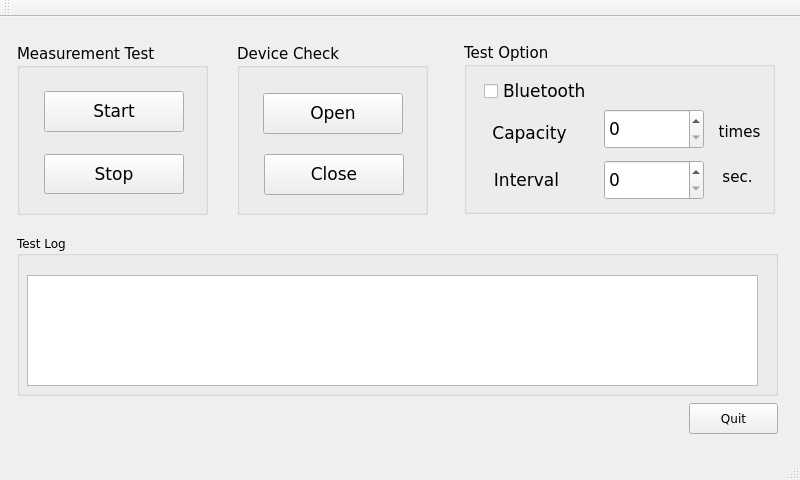
First picture: the form in mainwindow.ui, repository shnomad/Battery-Test, before the edit.
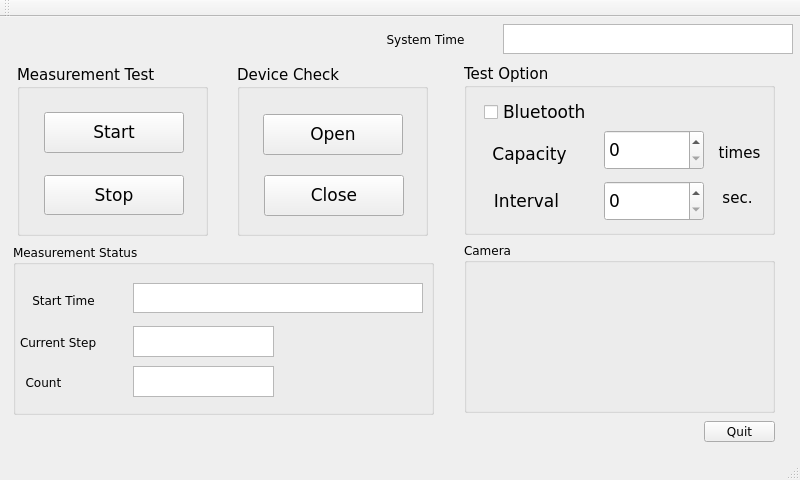
Second picture: the form after the edit.

Patch:
```diff
--- a/mainwindow.ui
+++ b/mainwindow.ui
@@ -19,21 +19,11 @@
    <string>MainWindow</string>
   </property>
   <widget class="QWidget" name="centralWidget">
-   <widget class="QTextEdit" name="textEdit">
-    <property name="geometry">
-     <rect>
-      <x>27</x>
-      <y>258</y>
-      <width>731</width>
-      <height>111</height>
-     </rect>
-    </property>
-   </widget>
    <widget class="QGroupBox" name="groupBox_2">
     <property name="geometry">
      <rect>
       <x>17</x>
-      <y>27</y>
+      <y>48</y>
       <width>191</width>
       <height>171</height>
      </rect>
@@ -88,7 +78,7 @@
     <property name="geometry">
      <rect>
       <x>237</x>
-      <y>27</y>
+      <y>48</y>
       <width>191</width>
       <height>171</height>
      </rect>
@@ -162,7 +152,7 @@
     <property name="geometry">
      <rect>
       <x>464</x>
-      <y>26</y>
+      <y>47</y>
       <width>311</width>
       <height>171</height>
      </rect>
@@ -313,29 +303,175 @@
    <widget class="QGroupBox" name="groupBox">
     <property name="geometry">
      <rect>
-      <x>17</x>
-      <y>218</y>
-      <width>761</width>
-      <height>161</height>
+      <x>13</x>
+      <y>227</y>
+      <width>421</width>
+      <height>171</height>
      </rect>
     </property>
     <property name="title">
-     <string>Test Log</string>
+     <string>Measurement Status</string>
     </property>
+    <widget class="QTextEdit" name="current_step">
+     <property name="geometry">
+      <rect>
+       <x>120</x>
+       <y>82</y>
+       <width>141</width>
+       <height>31</height>
+      </rect>
+     </property>
+     <property name="verticalScrollBarPolicy">
+      <enum>Qt::ScrollBarAlwaysOff</enum>
+     </property>
+     <property name="readOnly">
+      <bool>false</bool>
+     </property>
+    </widget>
+    <widget class="QTextEdit" name="measure_count">
+     <property name="geometry">
+      <rect>
+       <x>120</x>
+       <y>122</y>
+       <width>141</width>
+       <height>31</height>
+      </rect>
+     </property>
+     <property name="verticalScrollBarPolicy">
+      <enum>Qt::ScrollBarAlwaysOff</enum>
+     </property>
+     <property name="readOnly">
+      <bool>false</bool>
+     </property>
+    </widget>
+    <widget class="QLabel" name="Step">
+     <property name="geometry">
+      <rect>
+       <x>7</x>
+       <y>88</y>
+       <width>111</width>
+       <height>21</height>
+      </rect>
+     </property>
+     <property name="text">
+      <string>Current Step</string>
+     </property>
+     <property name="alignment">
+      <set>Qt::AlignLeading|Qt::AlignLeft|Qt::AlignVCenter</set>
+     </property>
+    </widget>
+    <widget class="QLabel" name="Count">
+     <property name="geometry">
+      <rect>
+       <x>-2</x>
+       <y>128</y>
+       <width>61</width>
+       <height>21</height>
+      </rect>
+     </property>
+     <property name="text">
+      <string> Count</string>
+     </property>
+     <property name="alignment">
+      <set>Qt::AlignCenter</set>
+     </property>
+    </widget>
+    <widget class="QLabel" name="Step_2">
+     <property name="geometry">
+      <rect>
+       <x>5</x>
+       <y>46</y>
+       <width>91</width>
+       <height>21</height>
+      </rect>
+     </property>
+     <property name="text">
+      <string>Start Time</string>
+     </property>
+     <property name="alignment">
+      <set>Qt::AlignCenter</set>
+     </property>
+    </widget>
+    <widget class="QTextEdit" name="start_time">
+     <property name="geometry">
+      <rect>
+       <x>120</x>
+       <y>39</y>
+       <width>290</width>
+       <height>30</height>
+      </rect>
+     </property>
+     <property name="verticalScrollBarPolicy">
+      <enum>Qt::ScrollBarAlwaysOff</enum>
+     </property>
+     <property name="readOnly">
+      <bool>false</bool>
+     </property>
+    </widget>
    </widget>
    <widget class="QPushButton" name="quit">
     <property name="geometry">
      <rect>
-      <x>689</x>
-      <y>386</y>
-      <width>89</width>
-      <height>31</height>
+      <x>704</x>
+      <y>404</y>
+      <width>71</width>
+      <height>21</height>
      </rect>
     </property>
+    <property name="font">
+     <font>
+      <pointsize>9</pointsize>
+     </font>
+    </property>
     <property name="text">
      <string>Quit</string>
     </property>
    </widget>
+   <widget class="QLabel" name="label_system_time">
+    <property name="geometry">
+     <rect>
+      <x>370</x>
+      <y>12</y>
+      <width>111</width>
+      <height>21</height>
+     </rect>
+    </property>
+    <property name="text">
+     <string>System Time</string>
+    </property>
+    <property name="alignment">
+     <set>Qt::AlignCenter</set>
+    </property>
+   </widget>
+   <widget class="QTextEdit" name="system_time">
+    <property name="geometry">
+     <rect>
+      <x>503</x>
+      <y>7</y>
+      <width>290</width>
+      <height>30</height>
+     </rect>
+    </property>
+    <property name="verticalScrollBarPolicy">
+     <enum>Qt::ScrollBarAlwaysOff</enum>
+    </property>
+    <property name="readOnly">
+     <bool>true</bool>
+    </property>
+   </widget>
+   <widget class="QGroupBox" name="groupBox_4">
+    <property name="geometry">
+     <rect>
+      <x>464</x>
+      <y>225</y>
+      <width>311</width>
+      <height>171</height>
+     </rect>
+    </property>
+    <property name="title">
+     <string>Camera</string>
+    </property>
+   </widget>
    <zorder>groupBox</zorder>
    <zorder>test_option</zorder>
    <zorder>textEdit</zorder>
```
Left out of the diff: 4 changed lines with no effect on the pictures.
